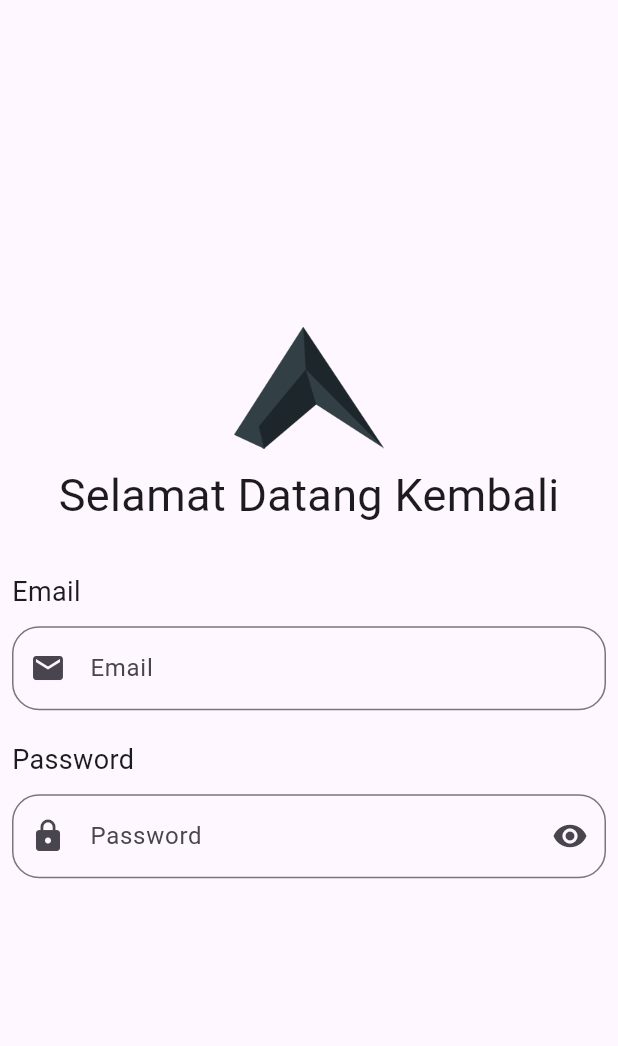
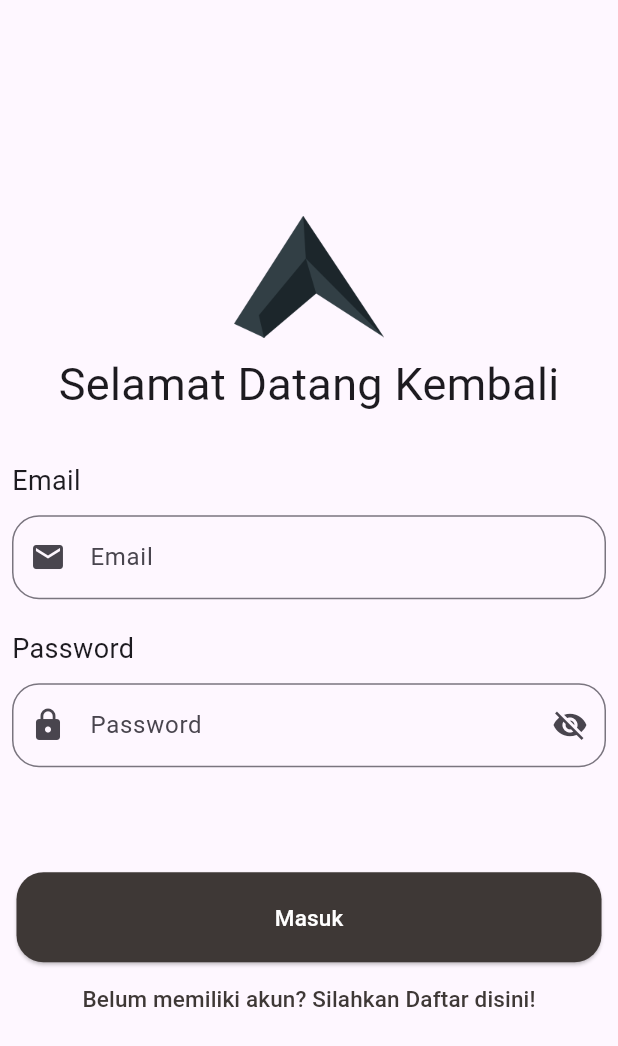
Before and after one commit to Defarrel/20220140033_UCP1Flutter, a Flutter app: the screen it shows after launch, on a phone screen of 412 x 824 dp. Shown: the top 1046 px of the screen. Run offline on Flutter 3.47's test engine with Material 3 defaults, Android fonts, the phone set to English and light mode, and no system bars; Roboto replaces fonts that are missing (Poppins).

Commit message:
Menambahkan elevated button dan textbutton

```diff
--- a/lib/pages/login_page.dart
+++ b/lib/pages/login_page.dart
@@ -51,6 +51,12 @@ class _LoginPageState extends State<LoginPage> {
                   border: OutlineInputBorder(
                     borderRadius: BorderRadius.all(Radius.circular(18)),
                   ),
+                  focusedBorder: OutlineInputBorder(
+                    borderSide: BorderSide(
+                      color: Color.fromARGB(255, 69, 21, 5),
+                    ),
+                    borderRadius: BorderRadius.all(Radius.circular(18)),
+                  ),
                   prefixIcon: Icon(Icons.email),
                 ),
                 validator: (value) {
@@ -72,7 +78,13 @@ class _LoginPageState extends State<LoginPage> {
                     borderRadius: BorderRadius.all(Radius.circular(18)),
                   ),
                   prefixIcon: Icon(Icons.lock),
-                  suffixIcon: Icon(Icons.visibility),
+                  suffixIcon: Icon(Icons.visibility_off),
+                  focusedBorder: OutlineInputBorder(
+                    borderSide: BorderSide(
+                      color: Color.fromARGB(255, 69, 21, 5),
+                    ),
+                    borderRadius: BorderRadius.all(Radius.circular(18)),
+                  ),
                 ),
                 validator: (value) {
                   if (value == null || value.isEmpty) {
@@ -81,7 +93,39 @@ class _LoginPageState extends State<LoginPage> {
                   return null;
                 },
               ),
-              const SizedBox(height: 30),
+              const SizedBox(height: 70),
+              Center(
+                child: ElevatedButton(
+                  style: ElevatedButton.styleFrom(
+                    shape: RoundedRectangleBorder(
+                      borderRadius: BorderRadius.circular(18),
+                    ),
+                    backgroundColor: const Color.fromARGB(255, 62, 56, 54),
+                    minimumSize: const Size(390, 60),
+                  ),
+                  onPressed: () {
+                    if (_formKey.currentState!.validate()) {
+                      //
+                    }
+                  },
+                  child: const Text(
+                    'Masuk',
+                    style: TextStyle(fontSize: 15, color: Colors.white),
+                  ),
+                ),
+              ),
+              Center(
+                child: TextButton(
+                  onPressed: () {},
+                  child: const Text(
+                    'Belum memiliki akun? Silahkan Daftar disini!',
+                    style: TextStyle(
+                      fontSize: 15,
+                      color: Color.fromARGB(255, 62, 56, 54),
+                    ),
+                  ),
+                ),
+              ),
             ],
           ),
         ),
```
